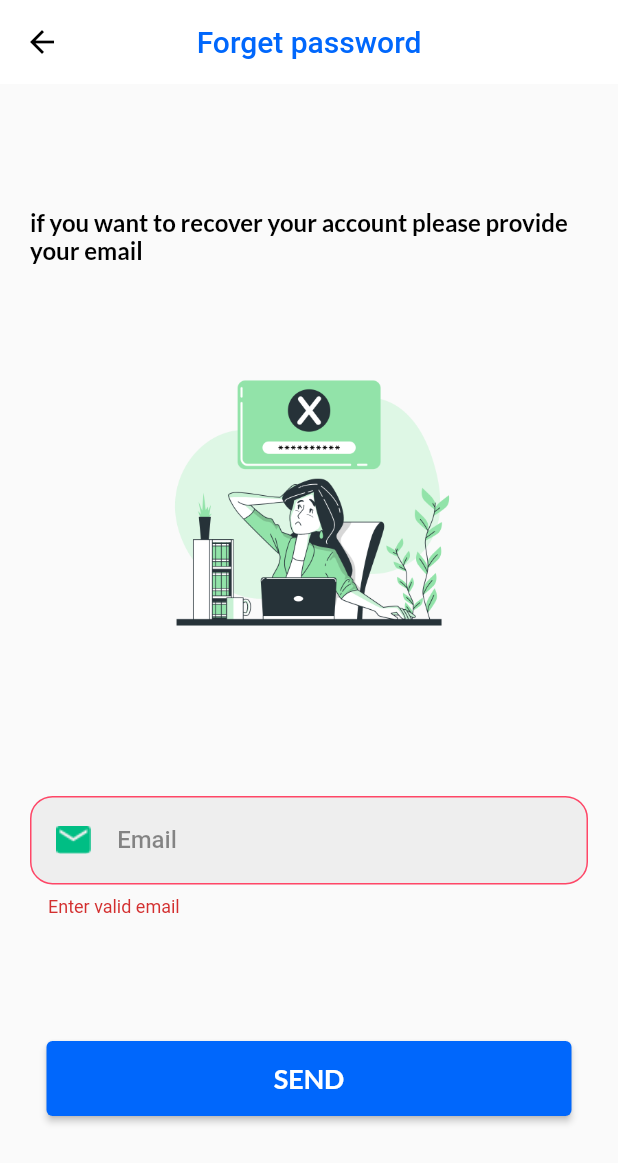
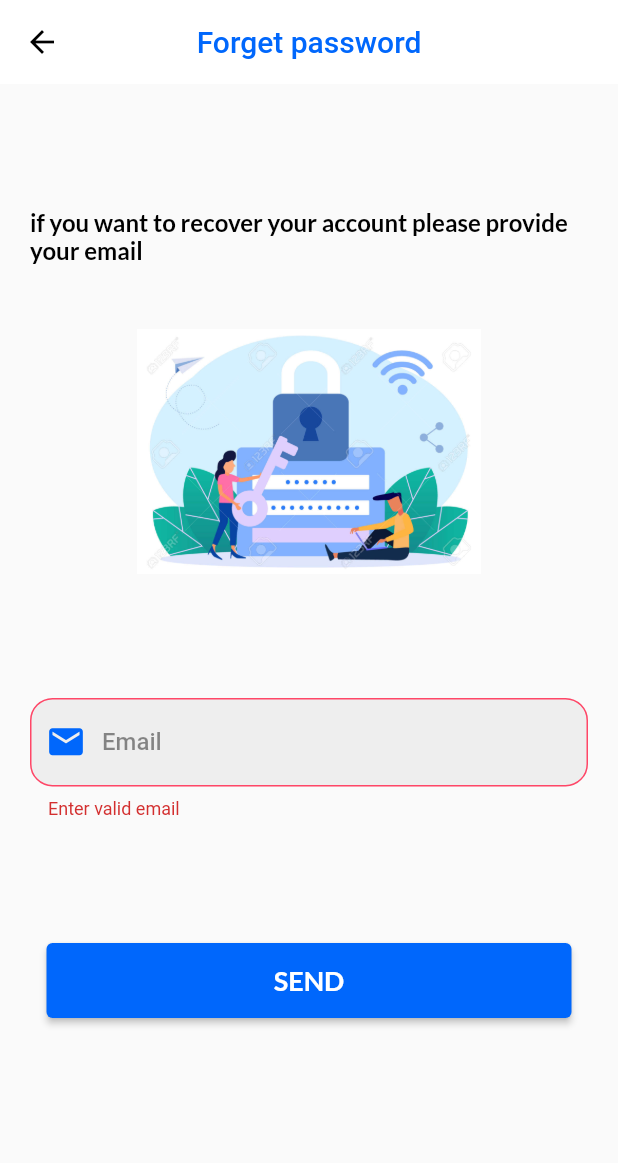
Before and after one commit to AmrHussei/shop_app, a Flutter app: the ForgetPassword screen opened by its route, after a tap on "SEND", on a phone screen of 412 x 824 dp. Shown: the top 1163 px of the screen. Run offline on Flutter 3.47's test engine with Material 2 defaults, Android fonts, the phone set to English and light mode, and no system bars; our stand-ins replace badges, carousel_slider, firebase_auth, firebase_core, flutter_rating_bar, geocoding and 8 more; missing offline and left inert: dart:ffi, pay; accounts and stored records are empty.

Commit message:
forget password screen

```diff
--- a/lib/view/screens/auth/forgot_password_screen.dart
+++ b/lib/view/screens/auth/forgot_password_screen.dart
@@ -59,7 +59,7 @@ class ForgetPassword extends StatelessWidget {
                     height: MediaQuery.of(context).size.height / 19.2,
                   ),
                   Image.asset(
-                    'images/forgetpass copy.png',
+                    'images/forget.jpg',
                     width: MediaQuery.of(context).size.width / 1.8,
                   ),
                   SizedBox(
@@ -74,7 +74,11 @@ class ForgetPassword extends StatelessWidget {
                         return 'Enter valid email';
                       }
                     },
-                    prefixIcon: Image.asset('images/email.png'),
+                    prefixIcon: const Icon(
+                      Icons.email,
+                      color: mainColor,
+                      size: 27,
+                    ),
                     suffixIcon: const Text(''),
                     hintText: 'Email',
                   ),
```
Also changed, not shown: images/forget.jpg (added), images/forgetpass copy.png (deleted).
